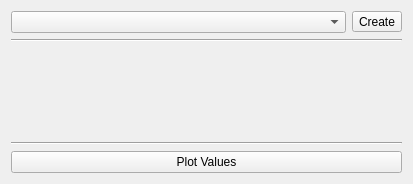
makkemal/FreeCAD, file src/Mod/Fem/Gui/TaskPostLinearizedStresses.ui: the form before one commit.
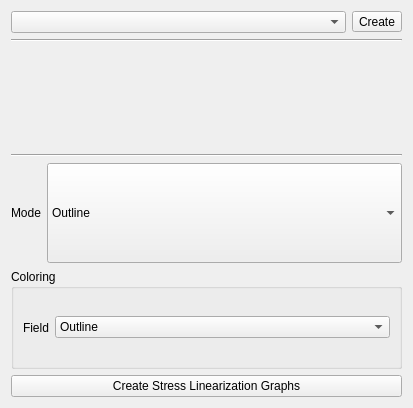
The form after the commit. Icons and pictures are not drawn.

Commit message:
Fem: Linearized Stresses: ui update
Fem:LinearizedStresses :removed linear function

FEM: Linearized Stresses: ui modification

FEM: Linearized stresses : updateLinearizedEnumerationList

FEM: Linearized Stresses: Bug fixes

PLot name

FEM: Linearized Stresses: Remove unused properties

```diff
--- a/src/Mod/Fem/Gui/TaskPostLinearizedStresses.ui
+++ b/src/Mod/Fem/Gui/TaskPostLinearizedStresses.ui
@@ -7,7 +7,7 @@
     <x>0</x>
     <y>0</y>
     <width>413</width>
-    <height>184</height>
+    <height>408</height>
    </rect>
   </property>
   <property name="sizePolicy">
@@ -66,16 +66,109 @@
     </widget>
    </item>
    <item>
-    <layout class="QHBoxLayout" name="horizontalLayout_2">
+    <layout class="QHBoxLayout" name="horizontalLayout_3">
      <item>
-      <widget class="QPushButton" name="PlotValues">
+      <widget class="QLabel" name="label">
        <property name="text">
-        <string>Plot Values</string>
+        <string>Mode</string>
        </property>
       </widget>
      </item>
+     <item>
+      <widget class="QComboBox" name="Representation">
+       <property name="sizePolicy">
+        <sizepolicy hsizetype="Expanding" vsizetype="Minimum">
+         <horstretch>0</horstretch>
+         <verstretch>0</verstretch>
+        </sizepolicy>
+       </property>
+       <item>
+        <property name="text">
+         <string>Outline</string>
+        </property>
+       </item>
+       <item>
+        <property name="text">
+         <string>Surface</string>
+        </property>
+       </item>
+       <item>
+        <property name="text">
+         <string>Surface with Edges</string>
+        </property>
+       </item>
+       <item>
+        <property name="text">
+         <string>Wireframe</string>
+        </property>
+       </item>
+      </widget>
+     </item>
     </layout>
    </item>
+   <item>
+    <widget class="QGroupBox" name="groupBox">
+     <property name="sizePolicy">
+      <sizepolicy hsizetype="Preferred" vsizetype="Minimum">
+       <horstretch>0</horstretch>
+       <verstretch>0</verstretch>
+      </sizepolicy>
+     </property>
+     <property name="title">
+      <string>Coloring</string>
+     </property>
+     <layout class="QHBoxLayout" name="horizontalLayout_4">
+      <item>
+       <layout class="QHBoxLayout" name="horizontalLayout_2">
+        <item>
+         <widget class="QLabel" name="label_2">
+          <property name="text">
+           <string>Field</string>
+          </property>
+         </widget>
+        </item>
+        <item>
+         <widget class="QComboBox" name="Field">
+          <property name="sizePolicy">
+           <sizepolicy hsizetype="Expanding" vsizetype="Fixed">
+            <horstretch>0</horstretch>
+            <verstretch>0</verstretch>
+           </sizepolicy>
+          </property>
+          <item>
+           <property name="text">
+            <string>Outline</string>
+           </property>
+          </item>
+          <item>
+           <property name="text">
+            <string>Surface</string>
+           </property>
+          </item>
+          <item>
+           <property name="text">
+            <string>Surface with Edges</string>
+           </property>
+          </item>
+          <item>
+           <property name="text">
+            <string>Wireframe</string>
+           </property>
+          </item>
+         </widget>
+        </item>
+       </layout>
+      </item>
+     </layout>
+    </widget>
+   </item>
+   <item>
+    <widget class="QPushButton" name="PlotValues">
+     <property name="text">
+      <string>Create Stress Linearization Graphs</string>
+     </property>
+    </widget>
+   </item>
   </layout>
  </widget>
  <resources>
```
Left out of the diff: 8 changed lines with no effect on the pictures. The commit also changes 10 other files.
